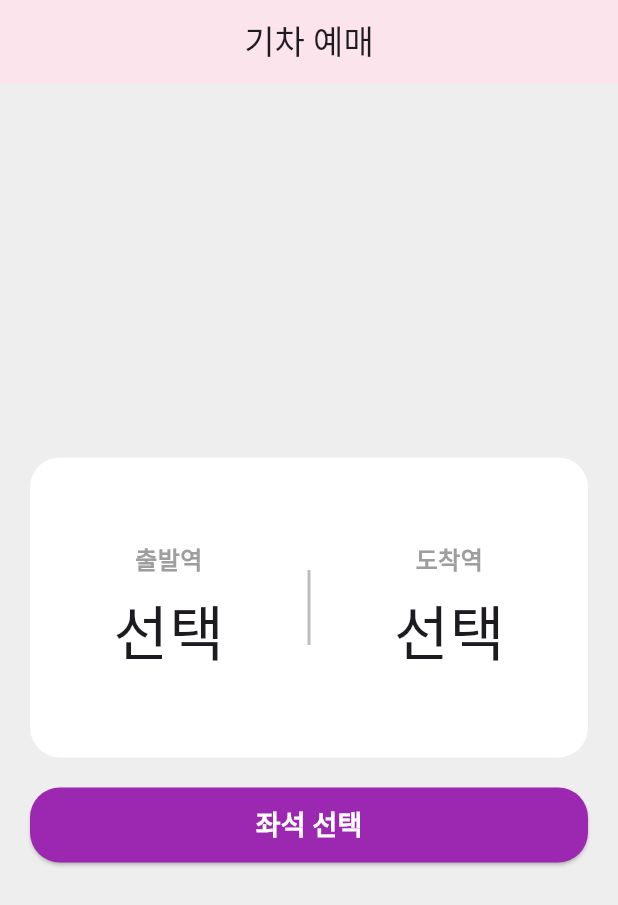
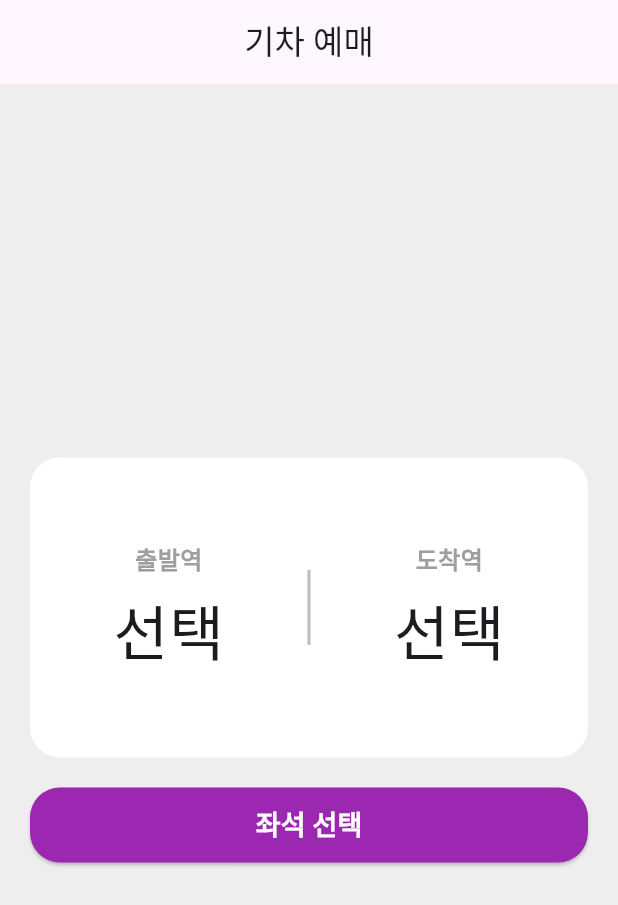
Before and after one commit to su-vely/flutter_train_app, a Flutter app: the screen it shows after launch, on a phone screen of 412 x 824 dp. Shown: the top 905 px of the screen. Run offline on Flutter 3.47's test engine with Material 3 defaults, Android fonts, the phone set to English and light mode, and no system bars.

Commit message:
기차 예매 서비스

```diff
--- a/lib/main.dart
+++ b/lib/main.dart
@@ -12,9 +12,10 @@ class TrainApp extends StatelessWidget {
   @override
   Widget build(BuildContext context) {
     return MaterialApp(
-      title: '기차 예매',
-
-      home: const HomePage(),
+      home: HomePage(),
+      debugShowCheckedModeBanner: false, // 디버그 배너 제거
     );
   }
+
+
 }
--- a/lib/pages/homepage.dart
+++ b/lib/pages/homepage.dart
@@ -56,7 +56,6 @@ class _HomePageState extends State<HomePage> {
     return Scaffold(
       backgroundColor: Colors.grey[200],
       appBar: AppBar(
-        backgroundColor: Colors.pink[50],
         title: const Text('기차 예매'),
         centerTitle: true,
       ),
```
